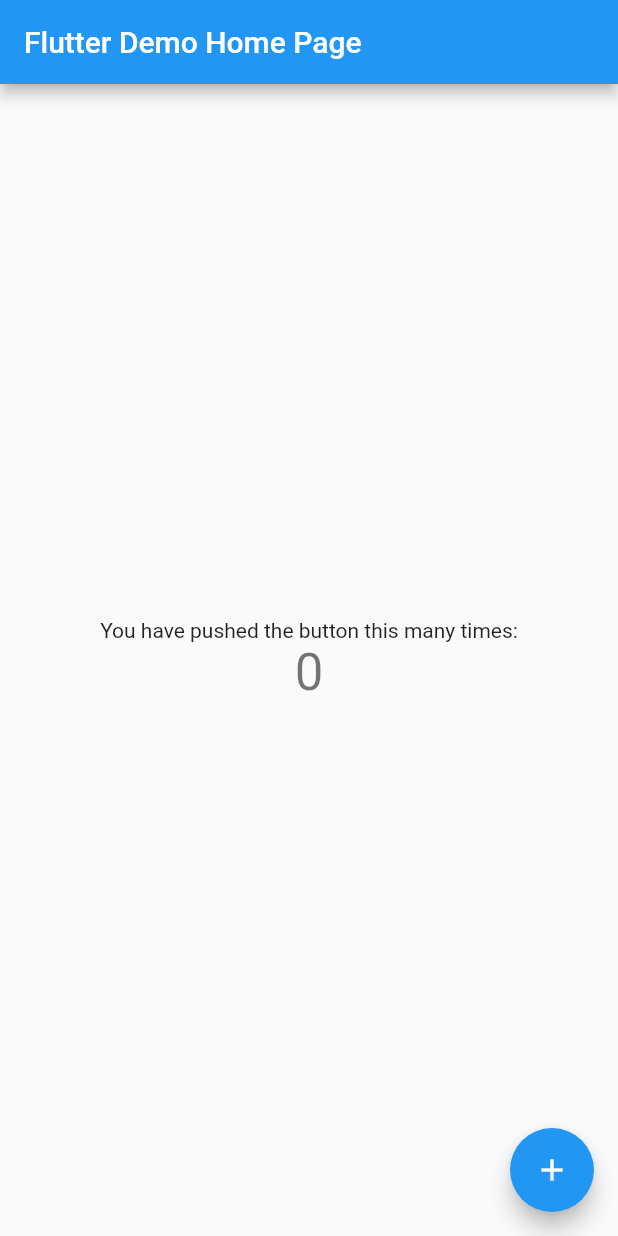
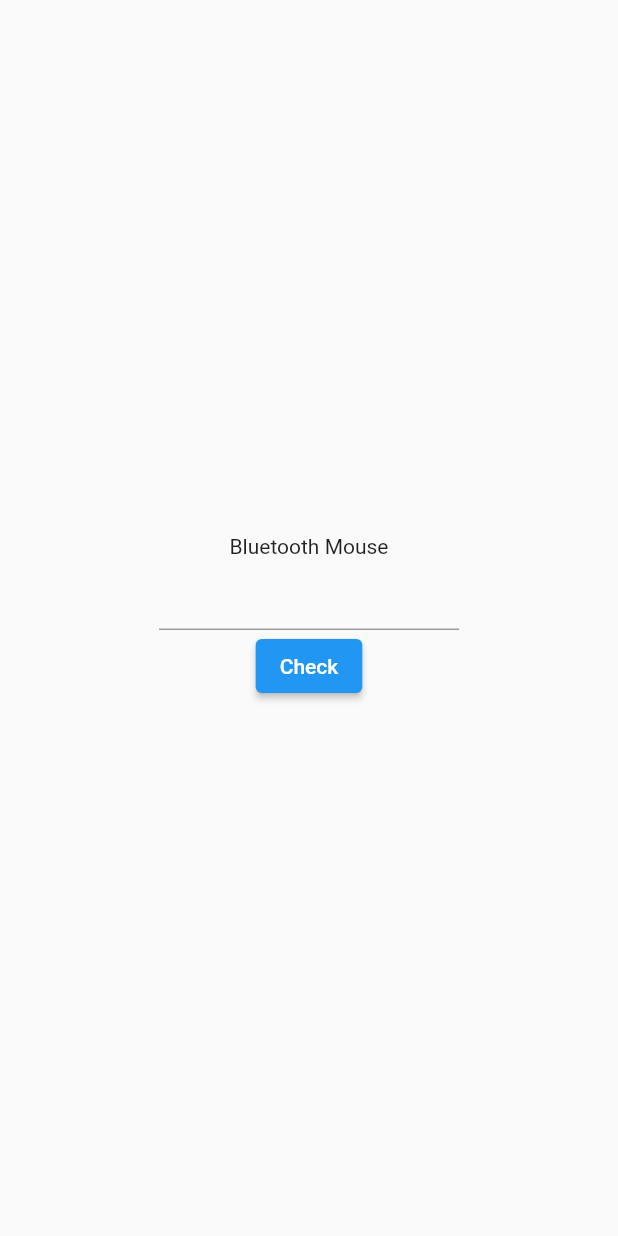
Before and after one commit to HuuDuc0804/choose_price, a Flutter app: the screen it shows after launch, on a phone screen of 412 x 824 dp. Run offline on Flutter 3.47's test engine with Material 2 defaults, Android fonts, the phone set to English and light mode, and no system bars.

Commit message:
Add home screen

```diff
--- a/lib/main.dart
+++ b/lib/main.dart
@@ -1,4 +1,6 @@
 import 'package:flutter/material.dart';
+
+import 'pages/home_page.dart';
 
 void main() {
   runApp(const MyApp());
@@ -7,109 +9,15 @@
 class MyApp extends StatelessWidget {
   const MyApp({super.key});
 
-  // This widget is the root of your application.
   @override
   Widget build(BuildContext context) {
     return MaterialApp(
+      debugShowCheckedModeBanner: false,
       title: 'Flutter Demo',
       theme: ThemeData(
-        // This is the theme of your application.
-        //
-        // Try running your application with "flutter run". You'll see the
-        // application has a blue toolbar. Then, without quitting the app, try
-        // changing the primarySwatch below to Colors.green and then invoke
-        // "hot reload" (press "r" in the console where you ran "flutter run",
-        // or simply save your changes to "hot reload" in a Flutter IDE).
-        // Notice that the counter didn't reset back to zero; the application
-        // is not restarted.
         primarySwatch: Colors.blue,
       ),
-      home: const MyHomePage(title: 'Flutter Demo Home Page'),
+      home: const HomePage(),
     );
   }
 }
-
-class MyHomePage extends StatefulWidget {
-  const MyHomePage({super.key, required this.title});
-
-  // This widget is the home page of your application. It is stateful, meaning
-  // that it has a State object (defined below) that contains fields that affect
-  // how it looks.
-
-  // This class is the configuration for the state. It holds the values (in this
-  // case the title) provided by the parent (in this case the App widget) and
-  // used by the build method of the State. Fields in a Widget subclass are
-  // always marked "final".
-
-  final String title;
-
-  @override
-  State<MyHomePage> createState() => _MyHomePageState();
-}
-
-class _MyHomePageState extends State<MyHomePage> {
-  int _counter = 0;
-
-  void _incrementCounter() {
-    setState(() {
-      // This call to setState tells the Flutter framework that something has
-      // changed in this State, which causes it to rerun the build method below
-      // so that the display can reflect the updated values. If we changed
-      // _counter without calling setState(), then the build method would not be
-      // called again, and so nothing would appear to happen.
-      _counter++;
-    });
-  }
-
-  @override
-  Widget build(BuildContext context) {
-    // This method is rerun every time setState is called, for instance as done
-    // by the _incrementCounter method above.
-    //
-    // The Flutter framework has been optimized to make rerunning build methods
-    // fast, so that you can just rebuild anything that needs updating rather
-    // than having to individually change instances of widgets.
-    return Scaffold(
-      appBar: AppBar(
-        // Here we take the value from the MyHomePage object that was created by
-        // the App.build method, and use it to set our appbar title.
-        title: Text(widget.title),
-      ),
-      body: Center(
-        // Center is a layout widget. It takes a single child and positions it
-        // in the middle of the parent.
-        child: Column(
-          // Column is also a layout widget. It takes a list of children and
-          // arranges them vertically. By default, it sizes itself to fit its
-          // children horizontally, and tries to be as tall as its parent.
-          //
-          // Invoke "debug painting" (press "p" in the console, choose the
-          // "Toggle Debug Paint" action from the Flutter Inspector in Android
-          // Studio, or the "Toggle Debug Paint" command in Visual Studio Code)
-          // to see the wireframe for each widget.
-          //
-          // Column has various properties to control how it sizes itself and
-          // how it positions its children. Here we use mainAxisAlignment to
-          // center the children vertically; the main axis here is the vertical
-          // axis because Columns are vertical (the cross axis would be
-          // horizontal).
-          mainAxisAlignment: MainAxisAlignment.center,
-          children: <Widget>[
-            const Text(
-              'You have pushed the button this many times:',
-            ),
-            Text(
-              '$_counter',
-              style: Theme.of(context).textTheme.headline4,
-            ),
-          ],
-        ),
-      ),
-      floatingActionButton: FloatingActionButton(
-        onPressed: _incrementCounter,
-        tooltip: 'Increment',
-        child: const Icon(Icons.add),
-      ), // This trailing comma makes auto-formatting nicer for build methods.
-    );
-  }
-}
--- /dev/null
+++ b/lib/pages/home_page.dart
@@ -0,0 +1,35 @@
+import 'package:flutter/material.dart';
+import 'package:flutter/services.dart';
+
+class HomePage extends StatelessWidget {
+  const HomePage({super.key});
+
+  @override
+  Widget build(BuildContext context) {
+    return Scaffold(
+      body: SafeArea(
+        child: Center(
+          child: Column(
+            mainAxisAlignment: MainAxisAlignment.center,
+            children: [
+              const Text('Bluetooth Mouse'),
+              SizedBox(
+                width: 200,
+                child: TextField(
+                  inputFormatters: [
+                    FilteringTextInputFormatter.digitsOnly,
+                  ],
+                  keyboardType: TextInputType.number,
+                ),
+              ),
+              ElevatedButton(
+                onPressed: () {},
+                child: const Text("Check"),
+              )
+            ],
+          ),
+        ),
+      ),
+    );
+  }
+}
```
Also changed, not shown: 2 other files.
